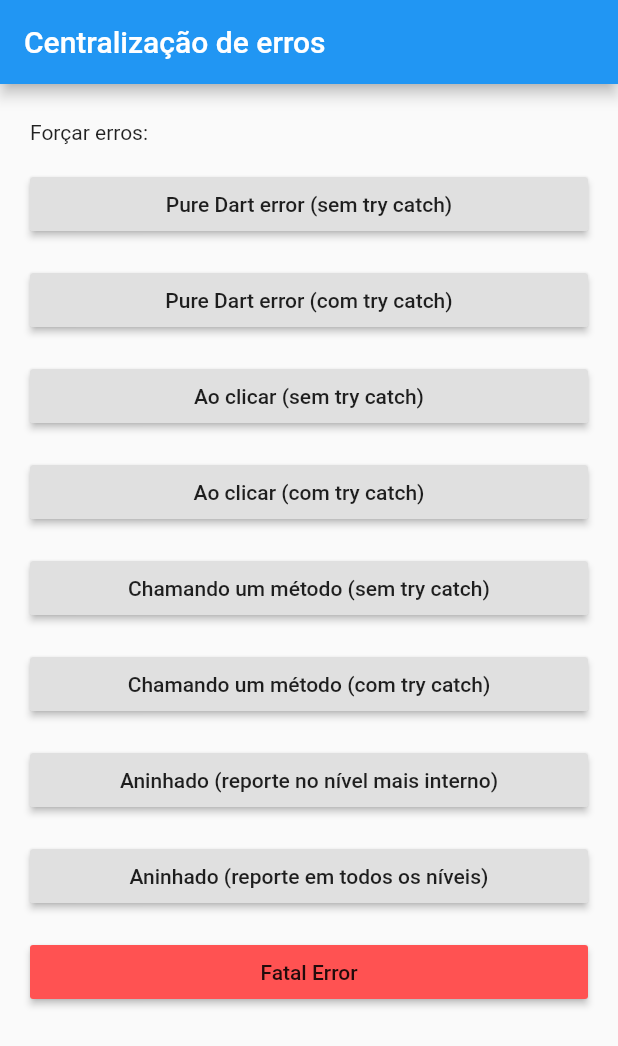
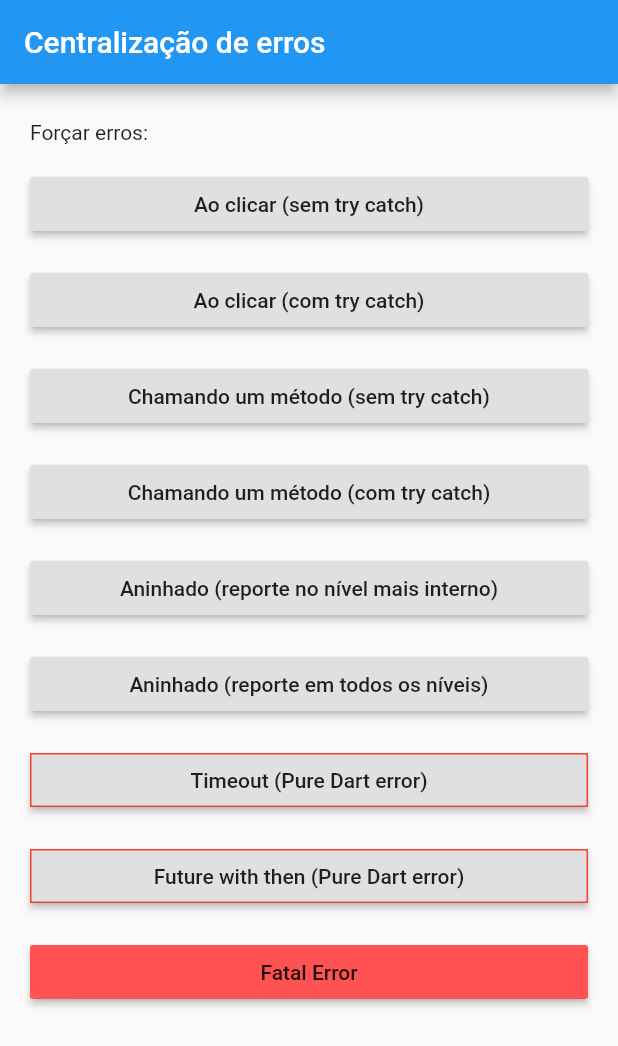
Before and after one commit to leohsmedeiros/Flutter-Global-Error-Handling, a Flutter app: the screen it shows after launch, on a phone screen of 412 x 824 dp. Shown: the top 1046 px of the screen. Run offline on Flutter 3.47's test engine with Material 2 defaults, Android fonts, the phone set to English and light mode, and no system bars.

Commit message:
simple adjusts on code

```diff
--- a/lib/home_page.dart
+++ b/lib/home_page.dart
@@ -9,15 +9,25 @@ class HomePage extends StatefulWidget {
 class _HomePageState extends State<HomePage> {
   String textContent = '';
 
+  _metodoComErro() {
+    throw ('teste de erro em método');
+  }
+
+  Future<String> _longFunction() async {
+    await Future.delayed(Duration(seconds: 10), () {});
+    return "Value";
+  }
+
+  Future<String> _errorOnFutureFunction() async {
+    var teste;
+    return Future.value(teste.message());
+  }
+
+
   @override
   Widget build(BuildContext context) {
     EdgeInsets paddingEdges =
         const EdgeInsets.only(top: 8.0, bottom: 8.0, left: 20.0, right: 20.0);
-
-    Future<String> longFunction() async {
-      await Future.delayed(Duration(seconds: 10), () {});
-      return "Value";
-    }
 
     return Scaffold(
       appBar: AppBar(
@@ -29,28 +39,6 @@ class _HomePageState extends State<HomePage> {
           children: <Widget>[
             Text(textContent),
             Container(padding: paddingEdges, child: Text('Forçar erros: ')),
-            Container(
-              padding: paddingEdges,
-              width: double.infinity,
-              child: RaisedButton(
-                  child: Text('Pure Dart error (sem try catch)'),
-                  onPressed: () async {
-                    await longFunction().timeout(Duration(seconds: 1));
-                  }),
-            ),
-            Container(
-              padding: paddingEdges,
-              width: double.infinity,
-              child: RaisedButton(
-                  child: Text('Pure Dart error (com try catch)'),
-                  onPressed: () async {
-                    try {
-                      await longFunction().timeout(Duration(seconds: 1));
-                    } catch(e, stackTrace) {
-                      ReportError.report(error: e, stack: stackTrace);
-                    }
-                  }),
-            ),
             Container(
               padding: paddingEdges,
               width: double.infinity,
@@ -136,6 +124,33 @@ class _HomePageState extends State<HomePage> {
               padding: paddingEdges,
               width: double.infinity,
               child: RaisedButton(
+                  child: Text('Timeout (Pure Dart error)'),
+                  shape: RoundedRectangleBorder(
+                      borderRadius: BorderRadius.circular(0),
+                      side: BorderSide(color: Colors.red)
+                  ),
+                  onPressed: () async {
+                    await _longFunction().timeout(Duration(seconds: 1));
+                  }),
+            ),
+            Container(
+              padding: paddingEdges,
+              width: double.infinity,
+              child: RaisedButton(
+                  child: Text('Future with then (Pure Dart error)'),
+                  shape: RoundedRectangleBorder(
+                      borderRadius: BorderRadius.circular(0),
+                      side: BorderSide(color: Colors.red)
+                  ),
+                  onPressed: () async {
+                    _errorOnFutureFunction()
+                        .then((value) => print('sucesso'));
+                  }),
+            ),
+            Container(
+              padding: paddingEdges,
+              width: double.infinity,
+              child: RaisedButton(
                   color: Colors.redAccent,
                   child: Text('Fatal Error'),
                   onPressed: () => setState(() => textContent = null)),
@@ -145,8 +160,4 @@ class _HomePageState extends State<HomePage> {
       ),
     );
   }
-
-  _metodoComErro() {
-    throw ('teste de erro em método');
-  }
 }
```
